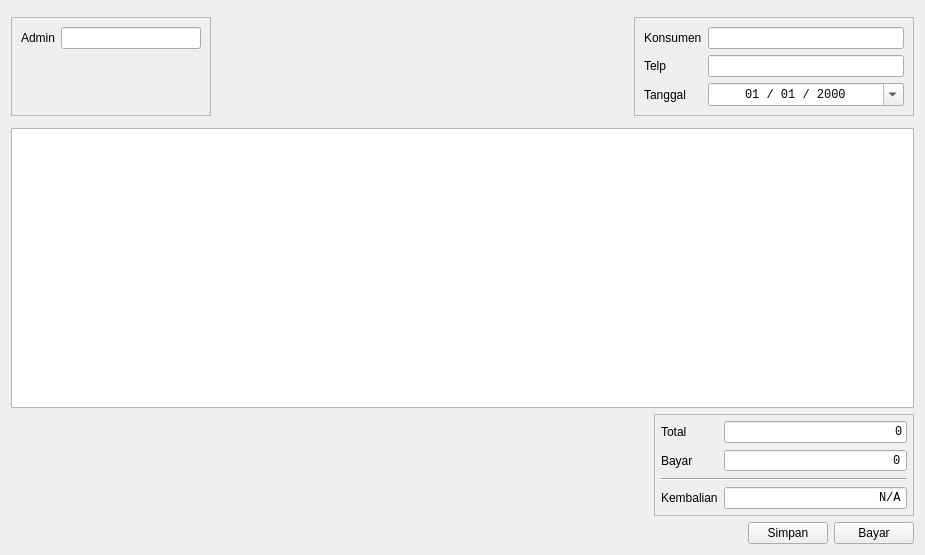
This is src/widget/createinvoicedialog.ui in AyahnaSyahid/LazyMins as Qt 5 draws it before an edit. The edited form follows.
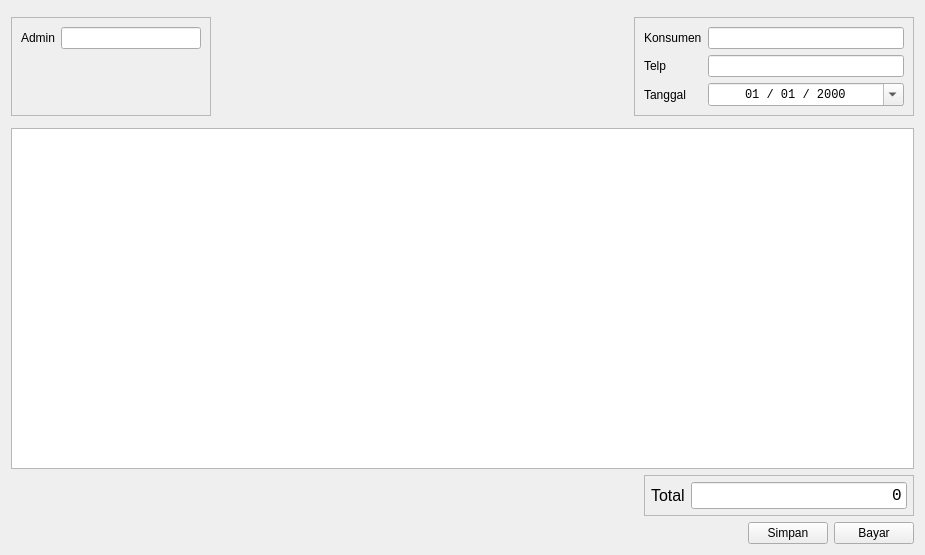
This is the edited form.

Diff of the .ui file:
```diff
--- a/src/widget/createinvoicedialog.ui
+++ b/src/widget/createinvoicedialog.ui
@@ -181,7 +181,7 @@
       <widget class="QFrame" name="sumFrame">
        <property name="maximumSize">
         <size>
-         <width>260</width>
+         <width>270</width>
          <height>16777215</height>
         </size>
        </property>
@@ -209,61 +209,22 @@
         </property>
         <item row="0" column="0">
          <widget class="QLabel" name="label">
+          <property name="font">
+           <font>
+            <pointsize>12</pointsize>
+           </font>
+          </property>
           <property name="text">
            <string>Total</string>
           </property>
          </widget>
         </item>
-        <item row="1" column="0">
-         <widget class="QLabel" name="label_2">
-          <property name="text">
-           <string>Bayar</string>
-          </property>
-         </widget>
-        </item>
-        <item row="3" column="0">
-         <widget class="QLabel" name="cashBackLabel">
-          <property name="minimumSize">
-           <size>
-            <width>56</width>
-            <height>0</height>
-           </size>
-          </property>
-          <property name="text">
-           <string>Kembalian</string>
-          </property>
-         </widget>
-        </item>
-        <item row="2" column="0" colspan="2">
-         <widget class="Line" name="line">
-          <property name="orientation">
-           <enum>Qt::Orientation::Horizontal</enum>
-          </property>
-         </widget>
-        </item>
-        <item row="3" column="1">
-         <widget class="QLineEdit" name="kembalianLineEdit">
-          <property name="font">
-           <font>
-            <family>Consolas</family>
-           </font>
-          </property>
-          <property name="text">
-           <string>N/A</string>
-          </property>
-          <property name="alignment">
-           <set>Qt::AlignmentFlag::AlignRight|Qt::AlignmentFlag::AlignTrailing|Qt::AlignmentFlag::AlignVCenter</set>
-          </property>
-          <property name="readOnly">
-           <bool>true</bool>
-          </property>
-         </widget>
-        </item>
         <item row="0" column="1">
          <widget class="QLineEdit" name="totalLineEdit">
           <property name="font">
            <font>
             <family>Consolas</family>
+            <pointsize>12</pointsize>
            </font>
           </property>
           <property name="text">
@@ -280,33 +241,6 @@
           </property>
          </widget>
         </item>
-        <item row="1" column="1">
-         <widget class="QSpinBox" name="spinBoxBayar">
-          <property name="font">
-           <font>
-            <family>Consolas</family>
-           </font>
-          </property>
-          <property name="alignment">
-           <set>Qt::AlignmentFlag::AlignRight|Qt::AlignmentFlag::AlignTrailing|Qt::AlignmentFlag::AlignVCenter</set>
-          </property>
-          <property name="buttonSymbols">
-           <enum>QAbstractSpinBox::ButtonSymbols::NoButtons</enum>
-          </property>
-          <property name="accelerated">
-           <bool>true</bool>
-          </property>
-          <property name="showGroupSeparator" stdset="0">
-           <bool>true</bool>
-          </property>
-          <property name="maximum">
-           <number>100000000</number>
-          </property>
-          <property name="singleStep">
-           <number>1000</number>
-          </property>
-         </widget>
-        </item>
        </layout>
       </widget>
      </item>
```
